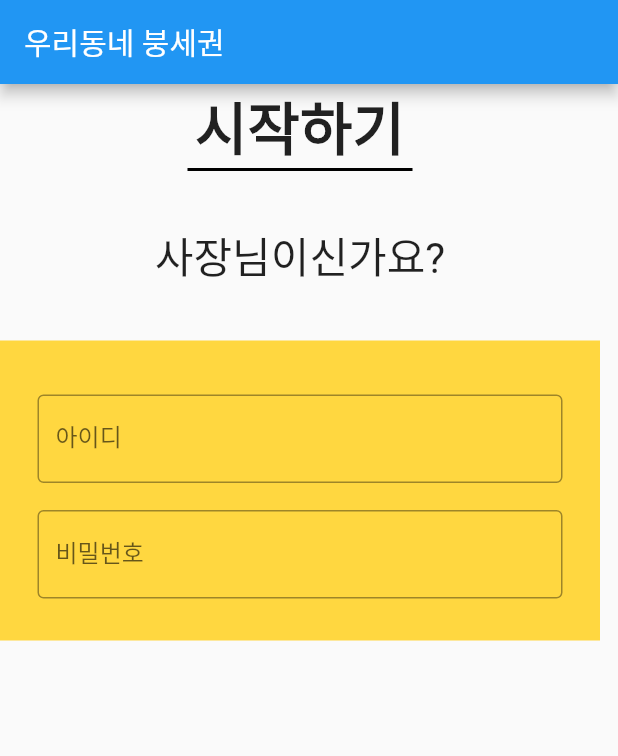
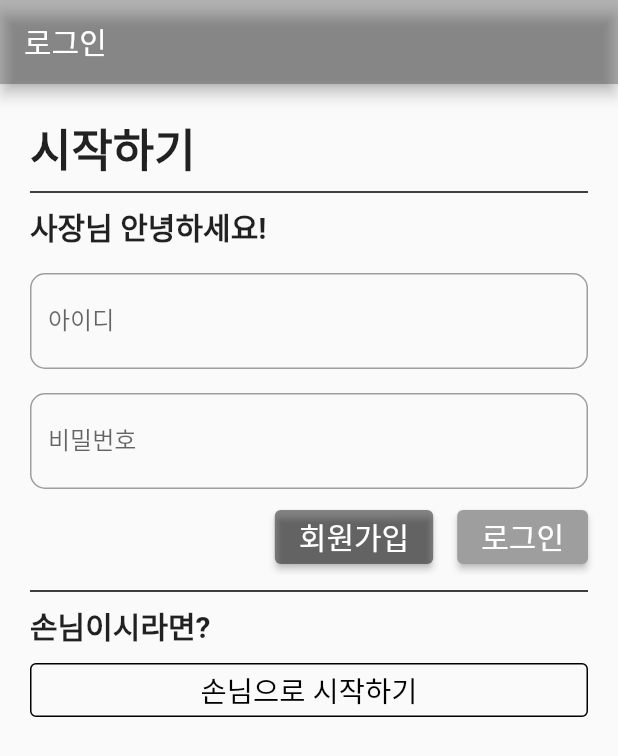
Before and after one commit to comalmot/2022-01-BasicProjectLab, a Flutter app: the screen it shows after launch, on a phone screen of 412 x 824 dp. Shown: the top 756 px of the screen. Run offline on Flutter 3.47's test engine with Material 2 defaults, Android fonts, the phone set to English and light mode, and no system bars.

Commit message:
로그인 화면 구현

```diff
--- a/lib/main.dart
+++ b/lib/main.dart
@@ -1,117 +1,107 @@
 import 'package:flutter/material.dart';
 
 void main() {
-  runApp(const MyApp());
+  runApp(MaterialApp(
+    home: MyEditText(),
+  ));
 }
 
-class MyApp extends StatelessWidget {
-  const MyApp({Key? key}) : super(key: key);
-
-  // This widget is the root of your application.
+class MyEditText extends StatefulWidget {
   @override
-  Widget build(BuildContext context) {
-    return MaterialApp(
-      title: 'Flutter Demo',
-      theme: ThemeData(
-        primarySwatch: Colors.blue,
-      ),
-      home: const MyHomePage(title: '우리동네 붕세권'),
-    );
-  }
+  MyEditTextState createState() => MyEditTextState();
 }
 
-class MyHomePage extends StatefulWidget {
-  const MyHomePage({Key? key, required this.title}) : super(key: key);
-  final String title;
+class MyEditTextState extends State<MyEditText> {
 
-  @override
-  State<MyHomePage> createState() => _MyHomePageState();
-}
-
-class _MyHomePageState extends State<MyHomePage> {
-  int _counter = 0;
-
-  void _incrementCounter() {
-    setState(() {
-      _counter++;
-    });
-  }
+  final TextEditingController controller = TextEditingController();
 
   @override
   Widget build(BuildContext context) {
     return Scaffold(
       appBar: AppBar(
-        title: Text(widget.title),
+        title: Text("로그인"),
+        backgroundColor: Colors.black26,
       ),
       body: Container(
+        padding: const EdgeInsets.all(20.0),
+        child: SingleChildScrollView(
           child: Column(
+            crossAxisAlignment: CrossAxisAlignment.stretch,
             children: <Widget>[
-            Column(
-              children: <Widget>[
-                Text(
-                  '시작하기',
-                  style: TextStyle(fontSize: 38.0, fontWeight: FontWeight.bold),
+              Text('시작하기', style: TextStyle(fontSize: 30, fontWeight: FontWeight.bold),),
+              Container(width: 100,
+                  child: Divider(color: Colors.black, thickness: 1.0)),
+              Row(children: [
+                Text('사장님 안녕하세요!',
+                  style: TextStyle(fontWeight: FontWeight.bold, fontSize: 20,),),
+              ],),
+              Container(margin: EdgeInsets.all(8.0),),
+              TextField(
+                decoration: InputDecoration(
+                    labelText: '아이디',
+                    focusedBorder: OutlineInputBorder(
+                      borderRadius: BorderRadius.all(Radius.circular(10.0)),
+                      borderSide: BorderSide(width: 1, color: Colors.black),
                     ),
-                SizedBox(
-                  width: 150.0,
-                  height: 2.0,
-                  child: Container(
-                    color: Colors.black,
+                    enabledBorder: OutlineInputBorder(
+                      borderRadius: BorderRadius.all(Radius.circular(10.0)),
+                      borderSide: BorderSide(width: 1, color: Colors.grey),
+                    ),
+                    hintText: "아이디"
                 ),
               ),
-              ],
-            ), // 시작하기 텍스트와 실선
-            SizedBox(
-              height: 36.0,
+              Container(margin: EdgeInsets.all(8.0),),
+              TextField(
+                obscureText: true,
+                decoration: InputDecoration(
+                    labelText: '비밀번호',
+                    focusedBorder: OutlineInputBorder(
+                      borderRadius: BorderRadius.all(Radius.circular(10.0)),
+                      borderSide: BorderSide(width: 1, color: Colors.black),
                     ),
-            Column(
-              children: <Widget>[
-                Text(
-                  '사장님이신가요?',
-                  style: TextStyle(
-                    fontSize: 28.0,
+                    enabledBorder: OutlineInputBorder(
+                      borderRadius: BorderRadius.all(Radius.circular(10.0)),
+                      borderSide: BorderSide(width: 1, color: Colors.grey),
                     ),
+                    hintText: "비밀번호"),
               ),
-                SizedBox(
-                  height: 36.0,
-                ),
-                Container(
-                    alignment: Alignment.center,
-                    width: 400.0,
-                    height: 200.0,
-                    color: Colors.amberAccent,
-                    child: Column(
+              Container(margin: EdgeInsets.all(4.0),),
+              Row(
+                mainAxisAlignment: MainAxisAlignment.end,
                 children: [
-                        SizedBox(
-                          height: 36.0,
-                        ),
-                        Container(
-                            width: 350.0,
-                            child: Column(
-                              children: [
-                                TextField(
-                                  decoration: InputDecoration(
-                                    border: OutlineInputBorder(),
-                                    labelText: '아이디',
-                                  ),
-                                ),
-                                SizedBox(
-                                  height: 18.0,
-                                ),
-                                TextField(
-                                  decoration: InputDecoration(
-                                    border: OutlineInputBorder(),
-                                    labelText: '비밀번호',
-                                  ),
-                                  obscureText: true,
-                                ),
-                              ],
-                            ))
-                      ],
-                    ))
+                  ElevatedButton(
+                    onPressed: () {},
+                    style: ButtonStyle(
+                        textStyle: MaterialStateProperty.all(
+                            TextStyle(fontSize: 20, color: Colors.white)),
+                        backgroundColor:
+                        MaterialStateProperty.all(Colors.black45)),
+                    child: Text("회원가입"),),
+                  Container(margin: EdgeInsets.all(8.0),),
+                  ElevatedButton(
+                    onPressed: () {},
+                    style: ButtonStyle(
+                        textStyle: MaterialStateProperty.all(
+                            TextStyle(fontSize: 20, color: Colors.white)),
+                        backgroundColor:
+                        MaterialStateProperty.all(Colors.grey)),
+                    child: Text("로그인"),)
                 ],
               ),
+              Container(margin: EdgeInsets.all(2.0),),
+              Container(width: 100,
+                  child: Divider(color: Colors.black, thickness: 1.0)),
+              Text('손님이시라면?',
+                style: TextStyle(fontWeight: FontWeight.bold, fontSize: 20,),),
+              Container(margin: EdgeInsets.all(2.0),),
+              OutlinedButton(
+                onPressed: () {},
+                style: OutlinedButton.styleFrom(
+                  side: BorderSide(width: 1.0, color: Colors.black),
+                ),
+                child: Text("손님으로 시작하기", style: TextStyle(color: Colors.black, fontSize: 19), ),),
             ],
+          ),
         ),
       ),
     );
```
Lines whose indentation alone changed are shown as unchanged.
